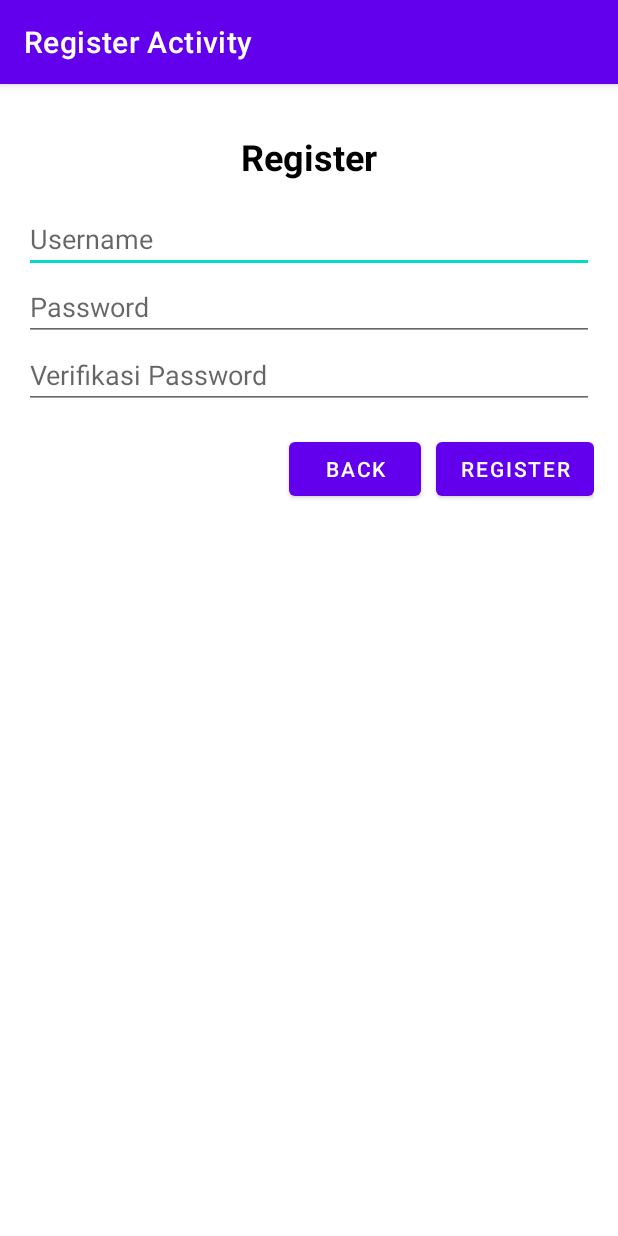
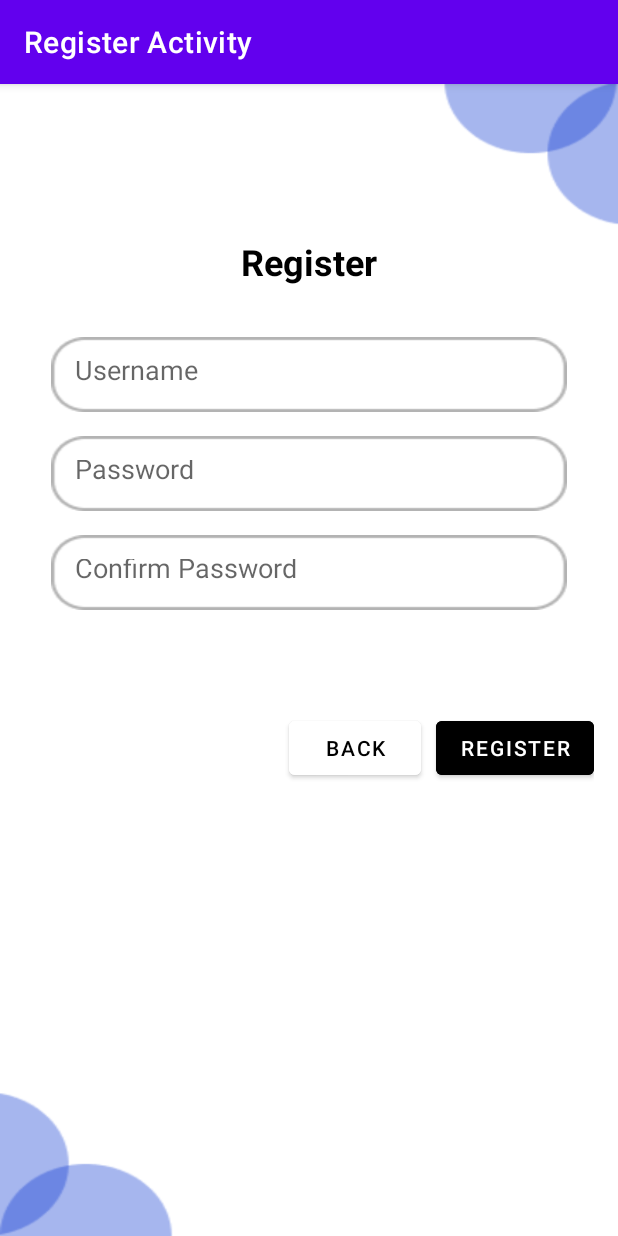
Before and after one commit to SaefulA0/Tugas1AKB-IF3-10119094, an Android app: the RegisterActivity screen opened directly, with no data from a screen before it, on a phone screen of 412 x 824 dp. Run offline under Robolectric (Android 15) with nearby library versions, the phone set to English and light mode, and no system bars.

Commit message:
update 23/04/2022

```diff
--- a/app/src/main/res/layout/activity_profile.xml
+++ b/app/src/main/res/layout/activity_profile.xml
@@ -3,6 +3,7 @@
     android:layout_width="match_parent"
     android:layout_height="match_parent"
     android:padding="18dp"
+    android:background="@drawable/loginbg"
     xmlns:app="http://schemas.android.com/apk/res-auto">
 
     <ImageView
@@ -72,5 +73,7 @@
         android:layout_below="@id/isideskripsi"
         android:layout_alignParentRight="true"
         android:layout_marginTop="30dp"
+        android:backgroundTint="@color/white"
+        android:textColor="@color/black"
         />
 </RelativeLayout>
--- a/app/src/main/res/layout/activity_register.xml
+++ b/app/src/main/res/layout/activity_register.xml
@@ -2,7 +2,9 @@
 <RelativeLayout xmlns:android="http://schemas.android.com/apk/res/android"
     android:layout_width="match_parent"
     android:layout_height="match_parent"
-    android:padding="16dp">
+    android:padding="16dp"
+    android:background="@drawable/loginbg"
+    >
     <TextView
         android:id="@+id/regregister"
         android:layout_width="match_parent"
@@ -13,49 +15,61 @@
         android:textStyle="bold"
         android:textColor="@color/black"
         android:textSize="24sp"
+        android:layout_marginTop="70dp"
         />
-    <EditText
-        android:id="@+id/regusername"
+    <LinearLayout
+        android:id="@+id/fieldlogin"
         android:layout_width="match_parent"
         android:layout_height="wrap_content"
-        android:hint="@string/regusername"
+        android:orientation="vertical"
         android:layout_below="@id/regregister"
-        android:inputType="text"
-        />
-    <EditText
-        android:id="@+id/regpassword"
-        android:layout_width="match_parent"
-        android:layout_height="wrap_content"
-        android:hint="@string/regpassword"
-        android:layout_below="@id/regusername"
-        android:inputType="textPassword"
-        />
-    <EditText
-        android:id="@+id/verpass"
-        android:layout_width="match_parent"
-        android:layout_height="wrap_content"
-        android:layout_marginBottom="16dp"
-        android:hint="@string/verifikasi_password"
-        android:layout_below="@id/regpassword"
-        android:inputType="textPassword"
-        />
+        android:padding="18sp"
+        android:layout_marginBottom="50dp">
+        <EditText
+            android:id="@+id/Lolog"
+            android:layout_width="match_parent"
+            android:layout_height="50dp"
+            android:background="@drawable/rectangle"
+            android:hint="Username"
+            android:padding="16sp"
+            />
+        <EditText
+            android:id="@+id/LoPass"
+            android:layout_width="match_parent"
+            android:layout_height="50dp"
+            android:background="@drawable/rectangle"
+            android:hint="Password"
+            android:padding="16sp"
+            android:layout_marginTop="16sp"
+            />
+        <EditText
+            android:id="@+id/LoComPass"
+            android:layout_width="match_parent"
+            android:layout_height="50dp"
+            android:background="@drawable/rectangle"
+            android:hint="Confirm Password"
+            android:padding="16sp"
+            android:layout_marginTop="16sp"
+            />
+    </LinearLayout>
     <Button
         android:id="@+id/btn_regregister"
         android:layout_width="wrap_content"
         android:layout_height="wrap_content"
         android:text="@string/btn_regregister"
-        android:layout_below="@id/verpass"
+        android:layout_below="@id/fieldlogin"
         android:layout_alignParentRight="true"
+        android:backgroundTint="@color/black"
         />
     <Button
         android:id="@+id/regback"
         android:layout_width="wrap_content"
         android:layout_height="wrap_content"
         android:text="@string/btn_regback"
-        android:layout_below="@id/verpass"
         android:layout_marginRight="10sp"
         android:layout_toLeftOf="@id/btn_regregister"
+        android:layout_below="@id/fieldlogin"
+        android:textColor="@color/black"
+        android:backgroundTint="@color/white"
         />
-
-
 </RelativeLayout>
```
Also changed, not shown: app/src/main/res/layout/activity_login.xml (+32 -18 lines), app/src/main/res/layout/activity_main.xml (+6 -3 lines), app/src/main/res/layout/activity_splashscreen.xml (+9 -36 lines), app/src/main/res/drawable/loginbg.png (added), app/src/main/res/drawable/rectangle.png (added), app/src/main/res/drawable/shape.png (added), app/src/main/res/drawable/welcome.png (added).
